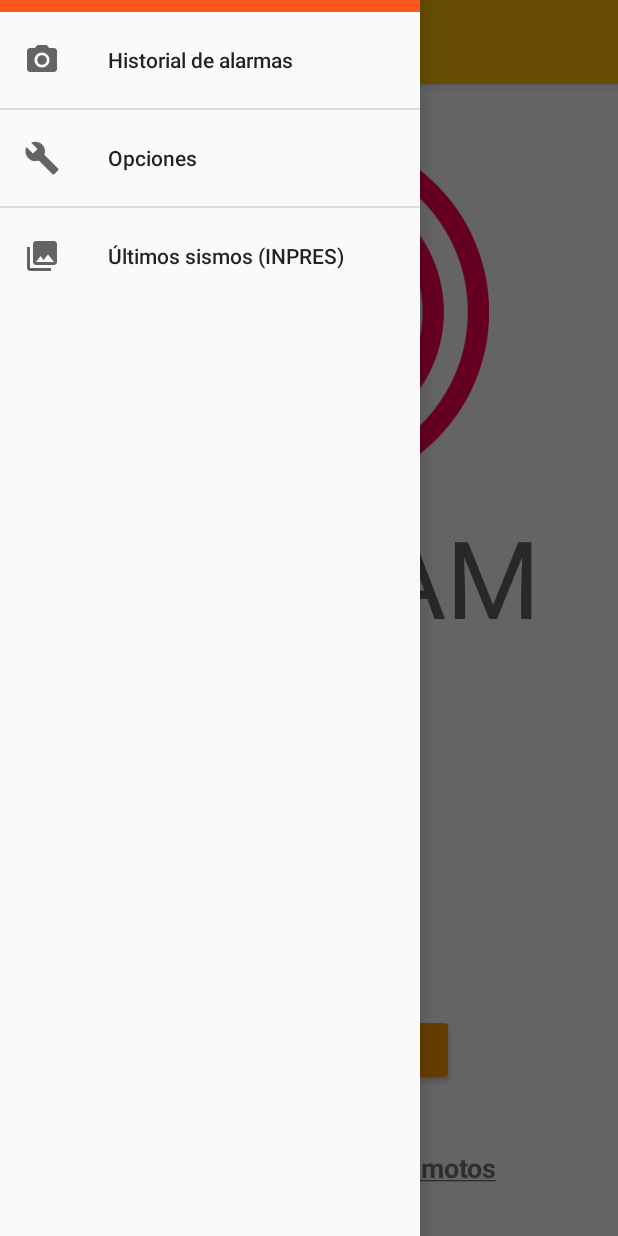
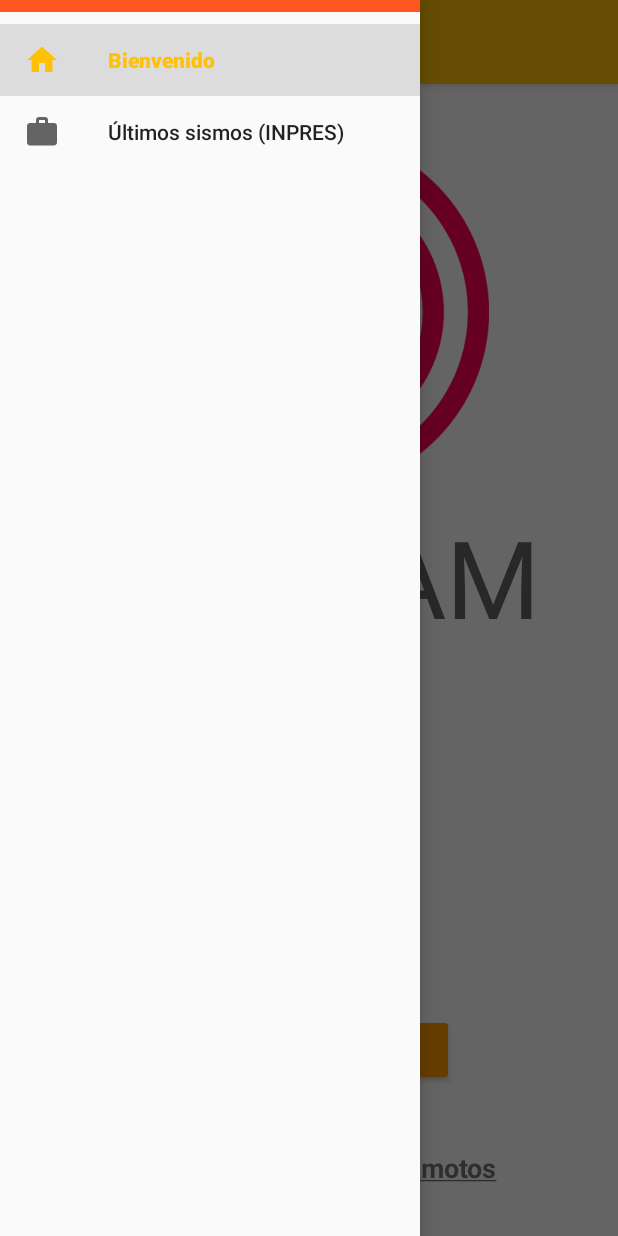
Before and after one commit to jkrasuk/SiSMoS, an Android app: the HomeActivity screen opened directly, with no data from a screen before it, after a tap on "Abrir", on a phone screen of 412 x 824 dp. Run offline under Robolectric (Android 15) with nearby library versions, the phone set to English and light mode, and no system bars.

Commit message:
Modifico opciones del menu

```diff
--- a/SiSMoS/app/src/main/AndroidManifest.xml
+++ b/SiSMoS/app/src/main/AndroidManifest.xml
@@ -12,9 +12,6 @@
         <activity
             android:name=".main.activities.HomeActivity"
             android:theme="@style/AppTheme"></activity>
-        <activity
-            android:name=".main.activities.OfficialHistoryActivity"
-            android:label="@string/lastEarthquakesINPRES" />
         <activity
             android:name=".main.activities.LoginActivity"
             android:theme="@style/AppThemeNoActionBar">
--- a/SiSMoS/app/src/main/java/com/jk/sismos/main/activities/HomeActivity.java
+++ b/SiSMoS/app/src/main/java/com/jk/sismos/main/activities/HomeActivity.java
@@ -1,23 +1,25 @@
 package com.jk.sismos.main.activities;
 
-import android.content.Intent;
-import android.graphics.Paint;
-import android.net.Uri;
 import android.os.Bundle;
-import android.text.method.LinkMovementMethod;
+import android.view.MenuItem;
 import android.view.View;
-import android.widget.TextClock;
-import android.widget.TextView;
+import android.widget.Toast;
 
+import androidx.annotation.NonNull;
 import androidx.appcompat.app.ActionBarDrawerToggle;
 import androidx.appcompat.app.AppCompatActivity;
 import androidx.appcompat.widget.Toolbar;
 import androidx.core.view.GravityCompat;
 import androidx.drawerlayout.widget.DrawerLayout;
+import androidx.fragment.app.Fragment;
+import androidx.fragment.app.FragmentManager;
 
+import com.google.android.material.navigation.NavigationView;
 import com.jk.sismos.R;
 
-public class HomeActivity extends AppCompatActivity {
+public class HomeActivity extends AppCompatActivity
+        implements NavigationView.OnNavigationItemSelectedListener,
+        DrawerLayout.DrawerListener {
     private DrawerLayout drawerLayout;
 
     @Override
@@ -26,25 +28,22 @@ public class HomeActivity extends AppCompatActivity {
         setContentView(R.layout.activity_home);
         Toolbar toolbar = findViewById(R.id.toolbar);
         setSupportActionBar((Toolbar) findViewById(R.id.toolbar));
-        this.setTitle("Bienvenido");
+
         drawerLayout = findViewById(R.id.drawer_layout);
         ActionBarDrawerToggle toggle = new ActionBarDrawerToggle(
-                this, drawerLayout, toolbar, R.string.navigation_drawer_open, R.string.navigation_drawer_close);
+                this, drawerLayout, toolbar, R.string.navigation_drawer_open,
+                R.string.navigation_drawer_close);
         drawerLayout.addDrawerListener(toggle);
         toggle.syncState();
-        TextClock textClock = (TextClock) findViewById(R.id.hk_time);
 
-        textClock.setFormat24Hour("kk:mm:ss");
-        TextView helpText = (TextView) findViewById(R.id.helpText); //txt is object of TextView
-        helpText.setPaintFlags(helpText.getPaintFlags() | Paint.UNDERLINE_TEXT_FLAG);
-        helpText.setMovementMethod(LinkMovementMethod.getInstance());
-        helpText.setOnClickListener(new View.OnClickListener() {
-            public void onClick(View v) {
-                Intent browserIntent = new Intent(Intent.ACTION_VIEW);
-                browserIntent.setData(Uri.parse("https://www.argentina.gob.ar/salud/desastres/cuidados-terremotos"));
-                startActivity(browserIntent);
-            }
-        });
+        NavigationView navigationView = findViewById(R.id.navigation_view);
+        navigationView.setNavigationItemSelectedListener(this);
+
+        MenuItem menuItem = navigationView.getMenu().getItem(0);
+        onNavigationItemSelected(menuItem);
+        menuItem.setChecked(true);
+
+        drawerLayout.addDrawerListener(this);
     }
 
     @Override
@@ -55,4 +54,61 @@ public class HomeActivity extends AppCompatActivity {
             super.onBackPressed();
         }
     }
+
+    @Override
+    public boolean onNavigationItemSelected(@NonNull MenuItem menuItem) {
+        int title;
+        switch (menuItem.getItemId()) {
+            case R.id.nav_home:
+                title = R.string.menu_home;
+                break;
+            case R.id.nav_inpres:
+                title = R.string.menu_inpres;
+                break;
+            default:
+                throw new IllegalArgumentException("menu option not implemented!!");
+        }
+
+        switch (title) {
+            default:
+            case R.string.menu_home:
+                Fragment fragment = HomeContentFragment.newInstance(getString(R.string.menu_home));
+                FragmentManager fragmentManager = getSupportFragmentManager();
+                fragmentManager.beginTransaction().replace(R.id.home_content, fragment).commit();
+                break;
+            case R.string.menu_inpres:
+                Fragment fragmentHistory = OfficialHistoryContentFragment.newInstance(getString(title));
+                FragmentManager fragmentHistoryManager = getSupportFragmentManager();
+                fragmentHistoryManager.beginTransaction().replace(R.id.home_content, fragmentHistory).commit();
+                break;
+        }
+
+
+        setTitle(getString(title));
+
+        drawerLayout.closeDrawer(GravityCompat.START);
+
+        return true;
+    }
+
+    @Override
+    public void onDrawerSlide(@NonNull View view, float v) {
+        //cambio en la posición del drawer
+    }
+
+    @Override
+    public void onDrawerOpened(@NonNull View view) {
+        //el drawer se ha abierto completamente
+
+    }
+
+    @Override
+    public void onDrawerClosed(@NonNull View view) {
+        //el drawer se ha cerrado completamente
+    }
+
+    @Override
+    public void onDrawerStateChanged(int i) {
+        //cambio de estado, puede ser STATE_IDLE, STATE_DRAGGING or STATE_SETTLING
+    }
 }
--- /dev/null
+++ b/SiSMoS/app/src/main/java/com/jk/sismos/main/activities/HomeContentFragment.java
@@ -0,0 +1,56 @@
+package com.jk.sismos.main.activities;
+
+
+import android.content.Intent;
+import android.graphics.Paint;
+import android.net.Uri;
+import android.os.Bundle;
+import android.text.method.LinkMovementMethod;
+import android.view.LayoutInflater;
+import android.view.View;
+import android.view.ViewGroup;
+import android.widget.TextClock;
+import android.widget.TextView;
+
+import androidx.annotation.Nullable;
+import androidx.fragment.app.Fragment;
+
+import com.jk.sismos.R;
+
+
+public class HomeContentFragment extends Fragment {
+
+
+    private static final String TEXT = "text";
+
+    public static HomeContentFragment newInstance(String text) {
+        HomeContentFragment frag = new HomeContentFragment();
+
+        Bundle args = new Bundle();
+        args.putString(TEXT, text);
+        frag.setArguments(args);
+
+        return frag;
+    }
+
+    @Override
+    public View onCreateView(LayoutInflater inflater, @Nullable ViewGroup container, @Nullable
+            Bundle savedInstanceState) {
+        // Pongo por default ese contenido
+        View layout = inflater.inflate(R.layout.activity_home_content, container, false);
+
+        TextClock textClock = (TextClock) layout.findViewById(R.id.hk_time);
+        textClock.setFormat24Hour("kk:mm:ss");
+        TextView helpText = (TextView) layout.findViewById(R.id.helpText); //txt is object of TextView
+        helpText.setPaintFlags(helpText.getPaintFlags() | Paint.UNDERLINE_TEXT_FLAG);
+        helpText.setMovementMethod(LinkMovementMethod.getInstance());
+        helpText.setOnClickListener(new View.OnClickListener() {
+            public void onClick(View v) {
+                Intent browserIntent = new Intent(Intent.ACTION_VIEW);
+                browserIntent.setData(Uri.parse("https://www.argentina.gob.ar/salud/desastres/cuidados-terremotos"));
+                startActivity(browserIntent);
+            }
+        });
+        return layout;
+    }
+}
--- a/SiSMoS/app/src/main/java/com/jk/sismos/main/activities/OfficialHistoryActivity.java
+++ b/SiSMoS/app/src/main/java/com/jk/sismos/main/activities/OfficialHistoryContentFragment.java
@@ -1,14 +1,19 @@
 package com.jk.sismos.main.activities;
+
 
 import android.Manifest;
 import android.content.pm.PackageManager;
 import android.location.Location;
 import android.os.Bundle;
 import android.util.Log;
+import android.view.LayoutInflater;
+import android.view.View;
+import android.view.ViewGroup;
 import android.widget.ListView;
 
-import androidx.appcompat.app.AppCompatActivity;
+import androidx.annotation.Nullable;
 import androidx.core.content.ContextCompat;
+import androidx.fragment.app.Fragment;
 
 import com.google.android.gms.location.FusedLocationProviderClient;
 import com.google.android.gms.location.LocationServices;
@@ -24,7 +29,9 @@ import retrofit2.Call;
 import retrofit2.Callback;
 import retrofit2.Response;
 
-public class OfficialHistoryActivity extends AppCompatActivity {
+
+public class OfficialHistoryContentFragment extends Fragment {
+
     private ListView earthquakeList;
     private APIService mAPIService;
     private String TAG = "OfficialHistoryActivity";
@@ -32,21 +39,34 @@ public class OfficialHistoryActivity extends AppCompatActivity {
     private FusedLocationProviderClient fusedLocationClient;
     private Location lastKnownLocation;
 
+    private static final String TEXT = "text";
+
+    public static OfficialHistoryContentFragment newInstance(String text) {
+        OfficialHistoryContentFragment frag = new OfficialHistoryContentFragment();
+
+        Bundle args = new Bundle();
+        args.putString(TEXT, text);
+        frag.setArguments(args);
+
+        return frag;
+    }
+
     @Override
-    protected void onCreate(Bundle savedInstanceState) {
-        super.onCreate(savedInstanceState);
-        setContentView(R.layout.activity_official_history);
+    public View onCreateView(LayoutInflater inflater, @Nullable ViewGroup container, @Nullable
+            Bundle savedInstanceState) {
+        // Pongo por default ese contenido
+        View layout = inflater.inflate(R.layout.activity_official_history, container, false);
 
-        earthquakeList = findViewById(R.id.earthquakeList);
+        earthquakeList = layout.findViewById(R.id.earthquakeList);
 
-        fusedLocationClient = LocationServices.getFusedLocationProviderClient(this);
+        fusedLocationClient = LocationServices.getFusedLocationProviderClient(getActivity());
 
         mAPIService = ApiUtils.getAPIService();
-        if (ContextCompat.checkSelfPermission(this,
+        if (ContextCompat.checkSelfPermission(getActivity(),
                 Manifest.permission.ACCESS_COARSE_LOCATION)
                 == PackageManager.PERMISSION_GRANTED) {
             fusedLocationClient.getLastLocation()
-                    .addOnSuccessListener(OfficialHistoryActivity.this, new OnSuccessListener<Location>() {
+                    .addOnSuccessListener(getActivity(), new OnSuccessListener<Location>() {
                         @Override
                         public void onSuccess(Location location) {
                             Log.d(TAG, "aca");
@@ -59,8 +79,8 @@ public class OfficialHistoryActivity extends AppCompatActivity {
                     });
         }
 
-
         getDataFromINPRES();
+        return layout;
     }
 
     private void getDataFromINPRES() {
@@ -86,7 +106,7 @@ public class OfficialHistoryActivity extends AppCompatActivity {
                         Log.i("XML RESULTADO", item.toString());
                     }
 
-                    earthquakeListAdapter = new EarthquakeListAdapter(getApplicationContext(), feed.getEarthquakeList(), lastKnownLocation);
+                    earthquakeListAdapter = new EarthquakeListAdapter(getActivity(), feed.getEarthquakeList(), lastKnownLocation);
                     earthquakeList.setAdapter(earthquakeListAdapter);
                 } else {
                     Log.i("XML ERROR", response.errorBody().toString());
--- /dev/null
+++ b/SiSMoS/app/src/main/res/drawable/ic_menu_home.xml
@@ -0,0 +1,9 @@
+<vector xmlns:android="http://schemas.android.com/apk/res/android"
+        android:width="24dp"
+        android:height="24dp"
+        android:viewportWidth="24.0"
+        android:viewportHeight="24.0">
+    <path
+        android:fillColor="#FF000000"
+        android:pathData="M10,20v-6h4v6h5v-8h3L12,3 2,12h3v8z"/>
+</vector>
--- /dev/null
+++ b/SiSMoS/app/src/main/res/drawable/ic_menu_inpres.xml
@@ -0,0 +1,9 @@
+<vector xmlns:android="http://schemas.android.com/apk/res/android"
+        android:width="24dp"
+        android:height="24dp"
+        android:viewportWidth="24.0"
+        android:viewportHeight="24.0">
+    <path
+        android:fillColor="#FF000000"
+        android:pathData="M20,6h-4L16,4c0,-1.11 -0.89,-2 -2,-2h-4c-1.11,0 -2,0.89 -2,2v2L4,6c-1.11,0 -1.99,0.89 -1.99,2L2,19c0,1.11 0.89,2 2,2h16c1.11,0 2,-0.89 2,-2L22,8c0,-1.11 -0.89,-2 -2,-2zM14,6h-4L10,4h4v2z"/>
+</vector>
--- a/SiSMoS/app/src/main/res/layout/activity_home.xml
+++ b/SiSMoS/app/src/main/res/layout/activity_home.xml
@@ -18,9 +18,6 @@
             android:id="@+id/toolbar"
             style="@style/AppTheme.Toolbar" />
 
-        <include
-            android:id="@+id/outer"
-            layout="@layout/activity_home_content"></include>
     </LinearLayout>
 
     <com.google.android.material.navigation.NavigationView
--- a/SiSMoS/app/src/main/res/menu/activity_home_navigation_drawer.xml
+++ b/SiSMoS/app/src/main/res/menu/activity_home_navigation_drawer.xml
@@ -2,29 +2,35 @@
 <menu xmlns:android="http://schemas.android.com/apk/res/android"
     xmlns:tools="http://schemas.android.com/tools"
     tools:showIn="navigation_view">
+    <group android:checkableBehavior="single">
+        <item
+            android:id="@+id/nav_home"
+            android:icon="@drawable/ic_menu_home"
+            android:title="@string/menu_home" />
+
+    </group>
+<!--    <group android:checkableBehavior="single">-->
+<!--        <item-->
+<!--            android:id="@+id/nav_camera"-->
+<!--            android:icon="@drawable/ic_menu_camera"-->
+<!--            android:title="@string/menu_camera" />-->
+
+<!--    </group>-->
+
+<!--    <group-->
+<!--        android:id="@+id/group1"-->
+<!--        android:checkableBehavior="single">-->
+<!--        <item-->
+<!--            android:id="@+id/nav_manage"-->
+<!--            android:icon="@drawable/ic_menu_manage"-->
+<!--            android:title="@string/menu_tools" />-->
+<!--    </group>-->
 
     <group android:checkableBehavior="single">
         <item
-            android:id="@+id/nav_camera"
-            android:icon="@drawable/ic_menu_camera"
-            android:title="@string/menu_camera" />
-
-    </group>
-
-    <group
-        android:id="@+id/group1"
-        android:checkableBehavior="single">
-        <item
-            android:id="@+id/nav_manage"
-            android:icon="@drawable/ic_menu_manage"
-            android:title="@string/menu_tools" />
-    </group>
-
-    <group android:checkableBehavior="single">
-        <item
-            android:id="@+id/nav_gallery"
-            android:icon="@drawable/ic_menu_gallery"
-            android:title="@string/lastEarthquakesINPRES" />
+            android:id="@+id/nav_inpres"
+            android:icon="@drawable/ic_menu_inpres"
+            android:title="@string/menu_inpres" />
     </group>
 
 
--- a/SiSMoS/app/src/main/res/values/strings.xml
+++ b/SiSMoS/app/src/main/res/values/strings.xml
@@ -10,16 +10,15 @@
     <string name="firstLineTitle">Sistema de Señalización de</string>
     <string name="secondLineTable">Movimientos Sísmicos</string>
     <string name="logo">Logo</string>
-    <string name="lastEarthquakesINPRES">Últimos sismos (INPRES)</string>
     <string name="navigation_drawer_open">Abrir</string>
     <string name="navigation_drawer_close">Cerrar</string>
     <string name="title_click">Title click</string>
     <string name="menu_camera">Historial de alarmas</string>
-    <string name="menu_gallery">Gallery</string>
+    <string name="menu_inpres">Últimos sismos (INPRES)</string>
     <string name="menu_tools">Opciones</string>
     <string name="menu_share">Share</string>
     <string name="menu_send">Send</string>
     <string name="menu_group">Group</string>
-    <string name="welcome">Bienvenido</string>
     <string name="healthCare">Cuidados de la salud ante terremotos</string>
+    <string name="menu_home">Bienvenido</string>
 </resources>
```
